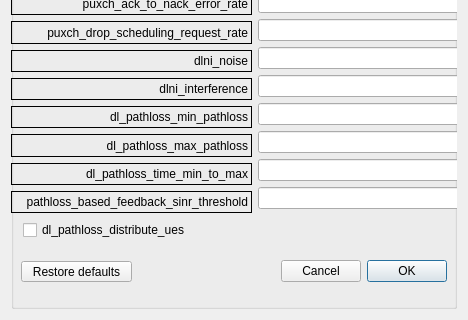
This is LTEsimGeneratorGUI/Ui/DataForms/channelmodelform.ui in moniss23/junit4 as Qt 5 draws it before an edit; both pictures show x 0 to 468 and y 300 to 620 of the 468 by 620 pixel window. The edited form follows.
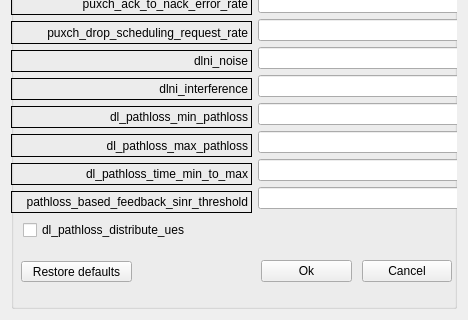
This is the edited form.

Commit message: Changed channemModels, ucTool, UBsim, UE forms. In trafficMap they have cancel button enabled.

Patch:
```diff
--- a/LTEsimGeneratorGUI/Ui/DataForms/channelmodelform.ui
+++ b/LTEsimGeneratorGUI/Ui/DataForms/channelmodelform.ui
@@ -35,22 +35,6 @@
        <string>dl_pathloss_distribute_ues</string>
       </property>
      </widget>
-     <widget class="QDialogButtonBox" name="buttonBox">
-      <property name="geometry">
-       <rect>
-        <x>270</x>
-        <y>530</y>
-        <width>201</width>
-        <height>61</height>
-       </rect>
-      </property>
-      <property name="layoutDirection">
-       <enum>Qt::RightToLeft</enum>
-      </property>
-      <property name="standardButtons">
-       <set>QDialogButtonBox::Cancel|QDialogButtonBox::Ok</set>
-      </property>
-     </widget>
      <widget class="QPushButton" name="restoreDefaults">
       <property name="geometry">
        <rect>
@@ -372,6 +356,35 @@
        </item>
       </layout>
      </widget>
+     <widget class="QWidget" name="horizontalLayoutWidget">
+      <property name="geometry">
+       <rect>
+        <x>250</x>
+        <y>530</y>
+        <width>191</width>
+        <height>61</height>
+       </rect>
+      </property>
+      <layout class="QHBoxLayout" name="horizontalLayout_2">
+       <property name="spacing">
+        <number>10</number>
+       </property>
+       <item>
+        <widget class="QPushButton" name="okButton">
+         <property name="text">
+          <string>Ok</string>
+         </property>
+        </widget>
+       </item>
+       <item>
+        <widget class="QPushButton" name="cancelButton">
+         <property name="text">
+          <string>Cancel</string>
+         </property>
+        </widget>
+       </item>
+      </layout>
+     </widget>
     </widget>
    </item>
   </layout>
```
The commit also changes 9 other files.
